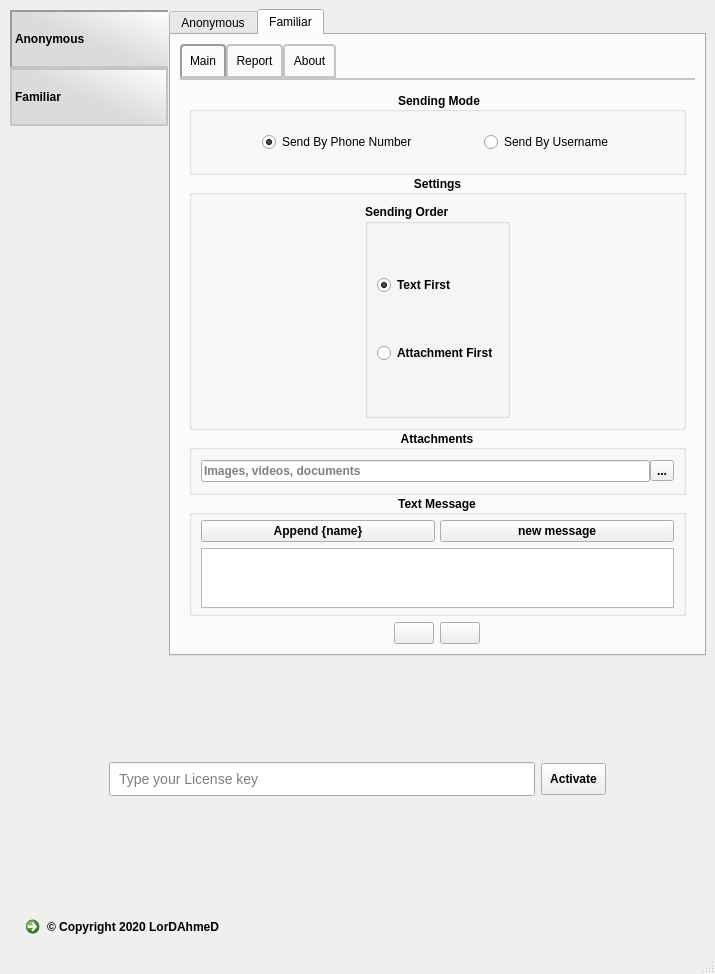
thelordahmed/telegram-sender, file untitled.ui: the form before one commit.
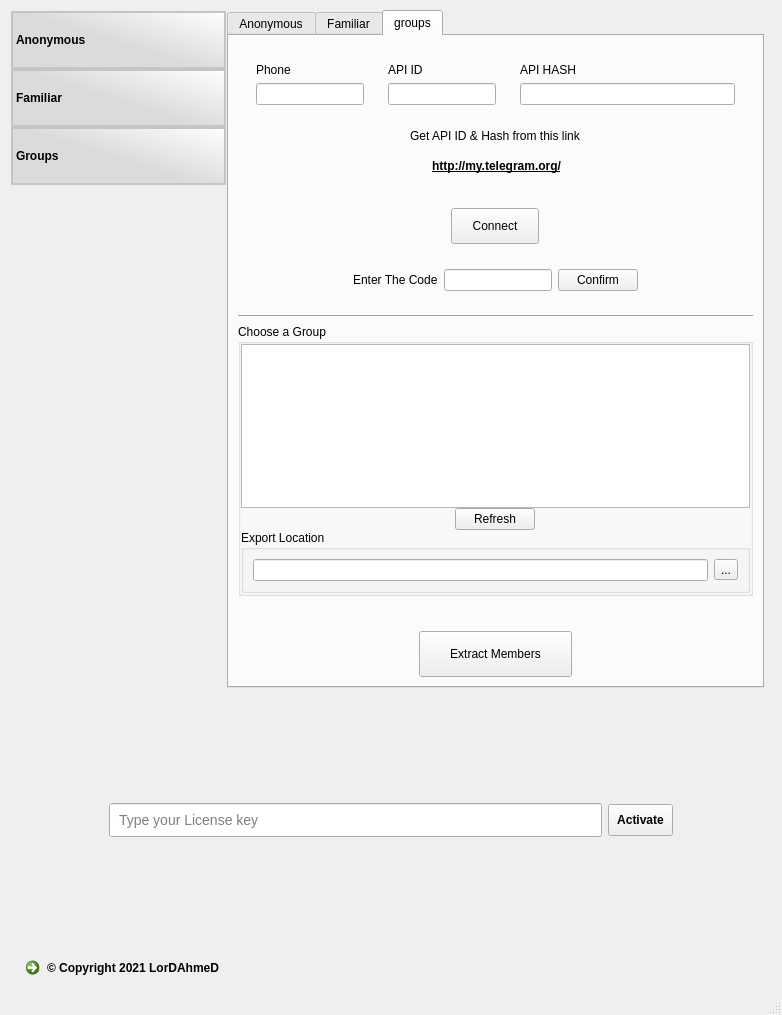
The form after the commit. The open tabs and pages were chosen to show the change. Icons and pictures are not drawn.

```diff
--- a/untitled.ui
+++ b/untitled.ui
@@ -6,8 +6,8 @@
    <rect>
     <x>0</x>
     <y>0</y>
-    <width>715</width>
-    <height>974</height>
+    <width>782</width>
+    <height>1015</height>
    </rect>
   </property>
   <property name="windowTitle">
@@ -16,15 +16,16 @@
   <widget class="QWidget" name="centralwidget">
    <layout class="QVBoxLayout" name="verticalLayout">
     <item>
+     <widget class="QFrame" name="mainwindow_frame">
      <layout class="QHBoxLayout" name="horizontalLayout_6" stretch="0,0">
       <property name="spacing">
        <number>0</number>
       </property>
       <property name="leftMargin">
-       <number>0</number>
+        <number>1</number>
       </property>
       <property name="topMargin">
-       <number>0</number>
+        <number>1</number>
       </property>
       <item>
        <widget class="QListWidget" name="listWidget">
@@ -78,6 +79,15 @@
         <property name="lineWidth">
          <number>1</number>
         </property>
+         <property name="midLineWidth">
+          <number>0</number>
+         </property>
+         <property name="iconSize">
+          <size>
+           <width>33</width>
+           <height>33</height>
+          </size>
+         </property>
         <property name="flow">
          <enum>QListView::TopToBottom</enum>
         </property>
@@ -112,7 +122,7 @@
          <bool>false</bool>
         </property>
         <property name="currentRow">
-         <number>0</number>
+          <number>-1</number>
         </property>
         <item>
          <property name="text">
@@ -122,6 +132,19 @@
         <item>
          <property name="text">
           <string>Familiar</string>
+          </property>
+          <property name="icon">
+           <iconset resource="../Whatsapp-bulk-sender/images.qrc">
+            <normaloff>:/black-icons/Data/imgs/black icons/icons8-male-user-500.png</normaloff>:/black-icons/Data/imgs/black icons/icons8-male-user-500.png</iconset>
+          </property>
+         </item>
+         <item>
+          <property name="text">
+           <string>Groups</string>
+          </property>
+          <property name="icon">
+           <iconset resource="../Whatsapp-bulk-sender/images.qrc">
+            <normaloff>:/black-icons/Data/imgs/black icons/icons8-chat-500.png</normaloff>:/black-icons/Data/imgs/black icons/icons8-chat-500.png</iconset>
          </property>
         </item>
        </widget>
@@ -919,12 +942,12 @@
              <attribute name="title">
               <string>Main</string>
              </attribute>
-             <layout class="QVBoxLayout" name="verticalLayout_11" stretch="0,0,0,1">
+              <layout class="QVBoxLayout" name="verticalLayout_11" stretch="0,0,0,2">
               <property name="spacing">
                <number>0</number>
               </property>
               <property name="topMargin">
-               <number>12</number>
+                <number>30</number>
               </property>
               <property name="bottomMargin">
                <number>0</number>
@@ -1005,6 +1028,12 @@
               </item>
               <item>
                <widget class="QGroupBox" name="groupBox_2">
+                 <property name="sizePolicy">
+                  <sizepolicy hsizetype="Preferred" vsizetype="Maximum">
+                   <horstretch>0</horstretch>
+                   <verstretch>0</verstretch>
+                  </sizepolicy>
+                 </property>
                 <property name="font">
                  <font>
                   <weight>75</weight>
@@ -1021,7 +1050,7 @@
                  <item>
                   <widget class="QGroupBox" name="groupBox_11">
                    <property name="sizePolicy">
-                    <sizepolicy hsizetype="Fixed" vsizetype="Preferred">
+                     <sizepolicy hsizetype="Fixed" vsizetype="Maximum">
                      <horstretch>0</horstretch>
                      <verstretch>0</verstretch>
                     </sizepolicy>
@@ -1122,7 +1151,7 @@
               <item>
                <widget class="QGroupBox" name="groupBox_8">
                 <property name="sizePolicy">
-                 <sizepolicy hsizetype="Preferred" vsizetype="Fixed">
+                  <sizepolicy hsizetype="Preferred" vsizetype="Preferred">
                   <horstretch>0</horstretch>
                   <verstretch>0</verstretch>
                  </sizepolicy>
@@ -1145,7 +1174,7 @@
                 <property name="alignment">
                  <set>Qt::AlignCenter</set>
                 </property>
-                <layout class="QVBoxLayout" name="verticalLayout_12" stretch="0,0">
+                 <layout class="QVBoxLayout" name="verticalLayout_12" stretch="0,1">
                  <property name="topMargin">
                   <number>5</number>
                  </property>
@@ -1153,15 +1182,22 @@
                   <number>5</number>
                  </property>
                  <item>
+                   <widget class="QWidget" name="" native="true">
+                    <property name="sizePolicy">
+                     <sizepolicy hsizetype="Preferred" vsizetype="Maximum">
+                      <horstretch>0</horstretch>
+                      <verstretch>0</verstretch>
+                     </sizepolicy>
+                    </property>
                   <layout class="QHBoxLayout" name="horizontalLayout_9">
                    <property name="spacing">
                     <number>5</number>
                    </property>
                    <property name="leftMargin">
-                    <number>0</number>
+                      <number>1</number>
                    </property>
                    <property name="topMargin">
-                    <number>0</number>
+                      <number>1</number>
                    </property>
                    <item>
                     <widget class="QPushButton" name="pushButton_2">
@@ -1178,13 +1214,20 @@
                     </widget>
                    </item>
                   </layout>
+                   </widget>
                  </item>
                  <item>
                   <widget class="QPlainTextEdit" name="message_text_2">
+                    <property name="sizePolicy">
+                     <sizepolicy hsizetype="Expanding" vsizetype="Preferred">
+                      <horstretch>0</horstretch>
+                      <verstretch>0</verstretch>
+                     </sizepolicy>
+                    </property>
                    <property name="maximumSize">
                     <size>
                      <width>16777215</width>
-                     <height>60</height>
+                      <height>16777215</height>
                     </size>
                    </property>
                   </widget>
@@ -1447,9 +1490,370 @@
           </item>
          </layout>
         </widget>
-       </widget>
-      </item>
-     </layout>
+         <widget class="QWidget" name="groups">
+          <attribute name="title">
+           <string>groups</string>
+          </attribute>
+          <layout class="QVBoxLayout" name="verticalLayout_24">
+           <item>
+            <layout class="QVBoxLayout" name="verticalLayout_18" stretch="0,0,0,0,1,0,0,0">
+             <property name="bottomMargin">
+              <number>0</number>
+             </property>
+             <item>
+              <widget class="QFrame" name="connect_inputs">
+               <property name="sizePolicy">
+                <sizepolicy hsizetype="Preferred" vsizetype="Maximum">
+                 <horstretch>0</horstretch>
+                 <verstretch>0</verstretch>
+                </sizepolicy>
+               </property>
+               <layout class="QHBoxLayout" name="horizontalLayout_14">
+                <item>
+                 <widget class="QFrame" name="frame_5">
+                  <property name="sizePolicy">
+                   <sizepolicy hsizetype="Maximum" vsizetype="Maximum">
+                    <horstretch>0</horstretch>
+                    <verstretch>0</verstretch>
+                   </sizepolicy>
+                  </property>
+                  <layout class="QVBoxLayout" name="verticalLayout_21">
+                   <item>
+                    <widget class="QLabel" name="label_5">
+                     <property name="text">
+                      <string>Phone</string>
+                     </property>
+                    </widget>
+                   </item>
+                   <item>
+                    <widget class="QLineEdit" name="phone_le"/>
+                   </item>
+                  </layout>
+                 </widget>
+                </item>
+                <item>
+                 <widget class="QFrame" name="frame_2">
+                  <property name="sizePolicy">
+                   <sizepolicy hsizetype="Maximum" vsizetype="Maximum">
+                    <horstretch>0</horstretch>
+                    <verstretch>0</verstretch>
+                   </sizepolicy>
+                  </property>
+                  <layout class="QVBoxLayout" name="verticalLayout_19">
+                   <item>
+                    <widget class="QLabel" name="label_2">
+                     <property name="text">
+                      <string>API ID</string>
+                     </property>
+                    </widget>
+                   </item>
+                   <item>
+                    <widget class="QLineEdit" name="api_id_le"/>
+                   </item>
+                  </layout>
+                 </widget>
+                </item>
+                <item>
+                 <widget class="QFrame" name="frame_3">
+                  <property name="sizePolicy">
+                   <sizepolicy hsizetype="Preferred" vsizetype="Maximum">
+                    <horstretch>0</horstretch>
+                    <verstretch>0</verstretch>
+                   </sizepolicy>
+                  </property>
+                  <layout class="QVBoxLayout" name="verticalLayout_20">
+                   <item>
+                    <widget class="QLabel" name="label_3">
+                     <property name="text">
+                      <string>API HASH</string>
+                     </property>
+                    </widget>
+                   </item>
+                   <item>
+                    <widget class="QLineEdit" name="api_hash_le"/>
+                   </item>
+                  </layout>
+                 </widget>
+                </item>
+               </layout>
+              </widget>
+             </item>
+             <item alignment="Qt::AlignHCenter">
+              <widget class="QLabel" name="label">
+               <property name="text">
+                <string>Get API ID &amp; Hash from this link</string>
+               </property>
+              </widget>
+             </item>
+             <item alignment="Qt::AlignHCenter">
+              <widget class="QCommandLinkButton" name="telegram_link">
+               <property name="font">
+                <font>
+                 <pointsize>-1</pointsize>
+                 <underline>true</underline>
+                </font>
+               </property>
+               <property name="cursor">
+                <cursorShape>PointingHandCursor</cursorShape>
+               </property>
+               <property name="styleSheet">
+                <string notr="true">
+background: transparent;
+border:0;
+font-size:12px
+
+</string>
+               </property>
+               <property name="text">
+                <string>http://my.telegram.org/</string>
+               </property>
+               <property name="iconSize">
+                <size>
+                 <width>0</width>
+                 <height>0</height>
+                </size>
+               </property>
+              </widget>
+             </item>
+             <item>
+              <widget class="QFrame" name="">
+               <property name="sizePolicy">
+                <sizepolicy hsizetype="Preferred" vsizetype="Maximum">
+                 <horstretch>0</horstretch>
+                 <verstretch>0</verstretch>
+                </sizepolicy>
+               </property>
+               <layout class="QVBoxLayout" name="verticalLayout_22">
+                <item alignment="Qt::AlignHCenter">
+                 <widget class="QFrame" name="frame_6">
+                  <property name="sizePolicy">
+                   <sizepolicy hsizetype="Fixed" vsizetype="Preferred">
+                    <horstretch>0</horstretch>
+                    <verstretch>0</verstretch>
+                   </sizepolicy>
+                  </property>
+                  <property name="styleSheet">
+                   <string notr="true">padding:10px 20px</string>
+                  </property>
+                  <layout class="QHBoxLayout" name="horizontalLayout_17">
+                   <property name="spacing">
+                    <number>0</number>
+                   </property>
+                   <property name="leftMargin">
+                    <number>0</number>
+                   </property>
+                   <property name="topMargin">
+                    <number>0</number>
+                   </property>
+                   <property name="rightMargin">
+                    <number>0</number>
+                   </property>
+                   <property name="bottomMargin">
+                    <number>0</number>
+                   </property>
+                   <item>
+                    <widget class="QPushButton" name="connect_btn">
+                     <property name="sizePolicy">
+                      <sizepolicy hsizetype="Preferred" vsizetype="Preferred">
+                       <horstretch>0</horstretch>
+                       <verstretch>0</verstretch>
+                      </sizepolicy>
+                     </property>
+                     <property name="styleSheet">
+                      <string notr="true"/>
+                     </property>
+                     <property name="text">
+                      <string>Connect</string>
+                     </property>
+                    </widget>
+                   </item>
+                  </layout>
+                 </widget>
+                </item>
+                <item alignment="Qt::AlignHCenter">
+                 <widget class="QWidget" name="widget_4" native="true">
+                  <property name="sizePolicy">
+                   <sizepolicy hsizetype="Maximum" vsizetype="Preferred">
+                    <horstretch>0</horstretch>
+                    <verstretch>0</verstretch>
+                   </sizepolicy>
+                  </property>
+                  <layout class="QHBoxLayout" name="horizontalLayout_12">
+                   <item>
+                    <widget class="QLabel" name="label_4">
+                     <property name="text">
+                      <string>Enter The Code</string>
+                     </property>
+                    </widget>
+                   </item>
+                   <item>
+                    <widget class="QLineEdit" name="confirm_code_le"/>
+                   </item>
+                   <item>
+                    <widget class="QPushButton" name="confirm_code_btn">
+                     <property name="text">
+                      <string>Confirm</string>
+                     </property>
+                    </widget>
+                   </item>
+                  </layout>
+                 </widget>
+                </item>
+               </layout>
+              </widget>
+             </item>
+             <item>
+              <widget class="Line" name="line">
+               <property name="orientation">
+                <enum>Qt::Horizontal</enum>
+               </property>
+              </widget>
+             </item>
+             <item>
+              <widget class="QGroupBox" name="groupBox_12">
+               <property name="sizePolicy">
+                <sizepolicy hsizetype="Preferred" vsizetype="Preferred">
+                 <horstretch>0</horstretch>
+                 <verstretch>0</verstretch>
+                </sizepolicy>
+               </property>
+               <property name="title">
+                <string>Choose a Group</string>
+               </property>
+               <layout class="QVBoxLayout" name="verticalLayout_23" stretch="0,0,2,0">
+                <property name="spacing">
+                 <number>0</number>
+                </property>
+                <property name="leftMargin">
+                 <number>0</number>
+                </property>
+                <property name="topMargin">
+                 <number>0</number>
+                </property>
+                <property name="rightMargin">
+                 <number>0</number>
+                </property>
+                <property name="bottomMargin">
+                 <number>0</number>
+                </property>
+                <item>
+                 <widget class="QListWidget" name="listWidget_2">
+                  <property name="sizePolicy">
+                   <sizepolicy hsizetype="Expanding" vsizetype="Expanding">
+                    <horstretch>0</horstretch>
+                    <verstretch>0</verstretch>
+                   </sizepolicy>
+                  </property>
+                 </widget>
+                </item>
+                <item alignment="Qt::AlignHCenter">
+                 <widget class="QPushButton" name="refresh_groups_btn">
+                  <property name="sizePolicy">
+                   <sizepolicy hsizetype="Maximum" vsizetype="Fixed">
+                    <horstretch>0</horstretch>
+                    <verstretch>0</verstretch>
+                   </sizepolicy>
+                  </property>
+                  <property name="text">
+                   <string>Refresh</string>
+                  </property>
+                 </widget>
+                </item>
+                <item alignment="Qt::AlignHCenter">
+                 <widget class="QWidget" name="horizontalWidget" native="true">
+                  <property name="sizePolicy">
+                   <sizepolicy hsizetype="Maximum" vsizetype="Preferred">
+                    <horstretch>0</horstretch>
+                    <verstretch>0</verstretch>
+                   </sizepolicy>
+                  </property>
+                  <layout class="QHBoxLayout" name="horizontalLayout_19">
+                   <property name="spacing">
+                    <number>0</number>
+                   </property>
+                   <property name="leftMargin">
+                    <number>0</number>
+                   </property>
+                   <property name="topMargin">
+                    <number>0</number>
+                   </property>
+                   <property name="rightMargin">
+                    <number>0</number>
+                   </property>
+                   <property name="bottomMargin">
+                    <number>0</number>
+                   </property>
+                  </layout>
+                 </widget>
+                </item>
+                <item>
+                 <widget class="QGroupBox" name="">
+                  <property name="title">
+                   <string>Export Location</string>
+                  </property>
+                  <layout class="QHBoxLayout" name="horizontalLayout_18">
+                   <item>
+                    <widget class="QLineEdit" name="output_le"/>
+                   </item>
+                   <item>
+                    <widget class="QToolButton" name="output_btn">
+                     <property name="text">
+                      <string>...</string>
+                     </property>
+                    </widget>
+                   </item>
+                  </layout>
+                 </widget>
+                </item>
+               </layout>
+              </widget>
+             </item>
+             <item alignment="Qt::AlignHCenter">
+              <widget class="QLabel" name="spinner">
+               <property name="text">
+                <string/>
+               </property>
+              </widget>
+             </item>
+             <item alignment="Qt::AlignHCenter">
+              <widget class="QWidget" name="verticalWidget" native="true">
+               <property name="sizePolicy">
+                <sizepolicy hsizetype="Maximum" vsizetype="Preferred">
+                 <horstretch>0</horstretch>
+                 <verstretch>0</verstretch>
+                </sizepolicy>
+               </property>
+               <property name="styleSheet">
+                <string notr="true">padding:15px 30px</string>
+               </property>
+               <layout class="QVBoxLayout" name="verticalLayout_25">
+                <property name="bottomMargin">
+                 <number>0</number>
+                </property>
+                <item>
+                 <widget class="QPushButton" name="extract_btn">
+                  <property name="sizePolicy">
+                   <sizepolicy hsizetype="Maximum" vsizetype="Maximum">
+                    <horstretch>0</horstretch>
+                    <verstretch>0</verstretch>
+                   </sizepolicy>
+                  </property>
+                  <property name="text">
+                   <string>Extract Members</string>
+                  </property>
+                 </widget>
+                </item>
+               </layout>
+              </widget>
+             </item>
+            </layout>
+           </item>
+          </layout>
+         </widget>
+        </widget>
+       </item>
+      </layout>
+     </widget>
     </item>
     <item>
      <widget class="QFrame" name="license_frame">
@@ -1484,6 +1888,18 @@
          </property>
          <item>
           <widget class="QLineEdit" name="license_le">
+           <property name="sizePolicy">
+            <sizepolicy hsizetype="Minimum" vsizetype="Fixed">
+             <horstretch>0</horstretch>
+             <verstretch>0</verstretch>
+            </sizepolicy>
+           </property>
+           <property name="minimumSize">
+            <size>
+             <width>400</width>
+             <height>0</height>
+            </size>
+           </property>
            <property name="styleSheet">
             <string notr="true">padding:7px;
 font-size:14px</string>
@@ -1495,6 +1911,12 @@
          </item>
          <item>
           <widget class="QPushButton" name="license_btn">
+           <property name="sizePolicy">
+            <sizepolicy hsizetype="Fixed" vsizetype="Fixed">
+             <horstretch>0</horstretch>
+             <verstretch>0</verstretch>
+            </sizepolicy>
+           </property>
            <property name="styleSheet">
             <string notr="true">padding:8px;
 font-weight:bold</string>
@@ -1570,7 +1992,7 @@
 border:0</string>
          </property>
          <property name="text">
-          <string>© Copyright 2020 LorDAhmeD</string>
+          <string>© Copyright 2021 LorDAhmeD</string>
          </property>
          <property name="icon">
           <iconset theme=";">
```
Left out of the diff: 46 changed lines with no effect on the pictures. Lines whose indentation alone changed are shown as unchanged.
